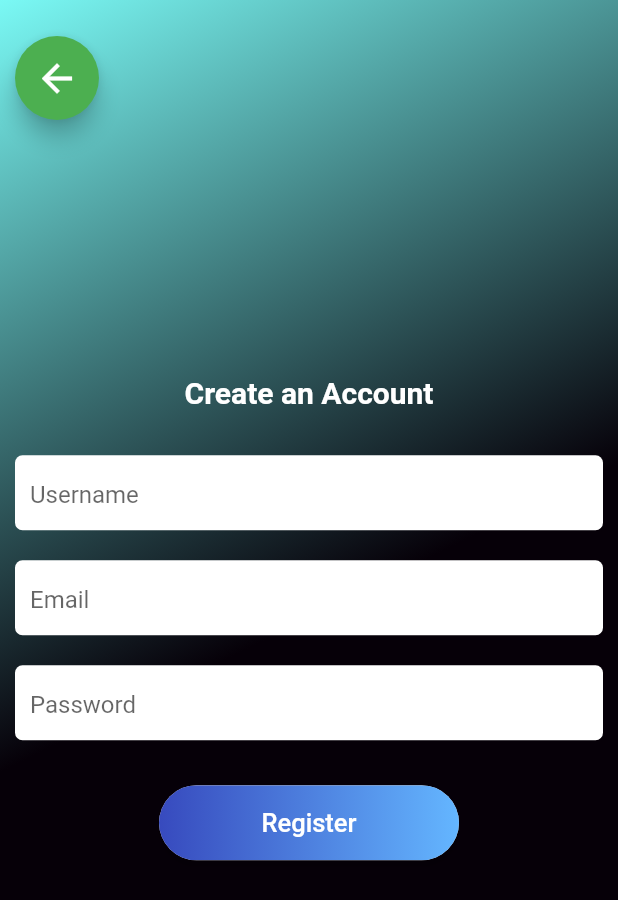
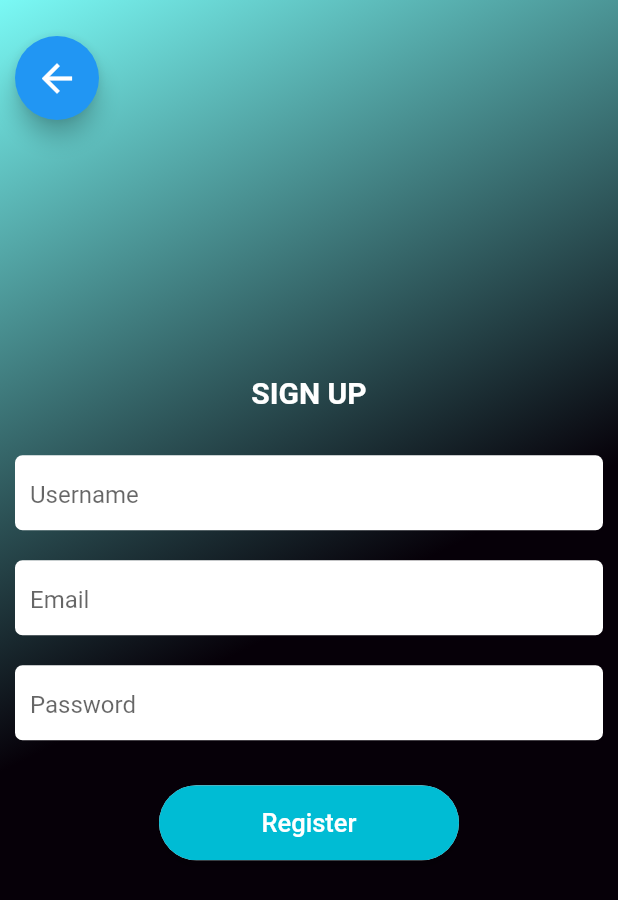
Before and after one commit to aditidesai27/flutter_app, a Flutter app: the screen it shows after launch, after a tap on "Don't have an account ?", on a phone screen of 412 x 824 dp. Shown: the top 900 px of the screen. Run offline on Flutter 3.47's test engine with Material 2 defaults, Android fonts, the phone set to English and light mode, and no system bars; our stand-ins replace carousel_pro, dio, flutter_icons, flutter_tindercard, localstorage, shared_preferences and 1 more; network calls fail.

Commit message:
watchlist updated

```diff
--- a/MovieRecommendation-app-main/lib/casts/Castdetails.dart
+++ b/MovieRecommendation-app-main/lib/casts/Castdetails.dart
@@ -102,7 +102,7 @@ class _CastdetailsState extends State<Castdetails> {
               child: Text(
                 "MORE MOVIES OF " + widget.castname.toUpperCase().split(' ')[0],
                 style: TextStyle(
-                    color: Colors.pink,
+                    color: Colors.teal,
                     fontWeight: FontWeight.bold,
                     fontSize: 20),
               ),
--- a/MovieRecommendation-app-main/lib/components/Topbarscreens/Recommendations.dart
+++ b/MovieRecommendation-app-main/lib/components/Topbarscreens/Recommendations.dart
@@ -145,7 +145,7 @@ class _RecommendationsState extends State<Recommendations> {
             ),
             child: Text("MORE LIKE THIS 💙",
                 style: TextStyle(
-                    color: Color.fromRGBO(222, 49, 99, 1),
+                    color: Colors.cyan,
                     fontSize: 22,
                     fontWeight: FontWeight.bold,
                     decoration: TextDecoration.none)),
--- a/MovieRecommendation-app-main/lib/components/auth/Login.dart
+++ b/MovieRecommendation-app-main/lib/components/auth/Login.dart
@@ -157,11 +157,10 @@ class _LoginState extends State<Login> {
         right: 20,
         bottom: 20,
       ),
-        child: Text("Movify",
+      child: Text("MOVIFY",
           style: TextStyle(
-                color: Colors.white,
-                fontSize: 30,
-                fontWeight: FontWeight.bold)));
+              color: Colors.white, fontSize: 30, fontWeight: FontWeight.bold)),
+    );
   }
 
   Widget createbutton() {
--- a/MovieRecommendation-app-main/lib/components/auth/Register.dart
+++ b/MovieRecommendation-app-main/lib/components/auth/Register.dart
@@ -89,7 +89,7 @@ class _RegisterState extends State<Register> {
                         color: Colors.white,
                         size: 30,
                       ),
-                      backgroundColor: Colors.green,
+                      backgroundColor: Colors.blue,
                     ),
                   )),
               Column(
@@ -180,7 +180,7 @@ class _RegisterState extends State<Register> {
           right: 20,
           bottom: 20,
         ),
-        child: Text("Create an Account",
+        child: Text("SIGN UP",
             style: TextStyle(
                 color: Colors.white,
                 fontSize: 20,
@@ -229,12 +229,7 @@ class _RegisterState extends State<Register> {
         padding: EdgeInsets.all(0.0),
         child: Ink(
           decoration: BoxDecoration(
-              gradient: LinearGradient(
-                colors: [Color(0xff374ABE), Color(0xff64B6FF)],
-                begin: Alignment.centerLeft,
-                end: Alignment.centerRight,
-              ),
-              borderRadius: BorderRadius.circular(30.0)),
+              color: Colors.cyan, borderRadius: BorderRadius.circular(30.0)),
           child: Container(
             constraints: BoxConstraints(maxWidth: 200.0, minHeight: 50.0),
             alignment: Alignment.center,
--- a/MovieRecommendation-app-main/lib/components/watchlistbar.dart
+++ b/MovieRecommendation-app-main/lib/components/watchlistbar.dart
@@ -30,7 +30,7 @@ class _WatchlistbarState extends State<Watchlistbar> {
                   TabBar(
                     indicator: BoxDecoration(
                       border: Border(
-                        bottom: BorderSide(color: Colors.pink, width: 3.0),
+                        bottom: BorderSide(color: Colors.teal, width: 3.0),
                       ),
                     ),
                     unselectedLabelColor: Colors.white,
```
Also changed, not shown: MovieRecommendation-app-main/lib/components/wachlist/Createplaylist.dart (+2 -6 lines), MovieRecommendation-app-main/lib/movie/watchlist.dart (+5 -5 lines), MovieRecommendation-app-main/lib/navigations/Topbar.dart (+23 -5 lines). Lines whose indentation alone changed are shown as unchanged.
